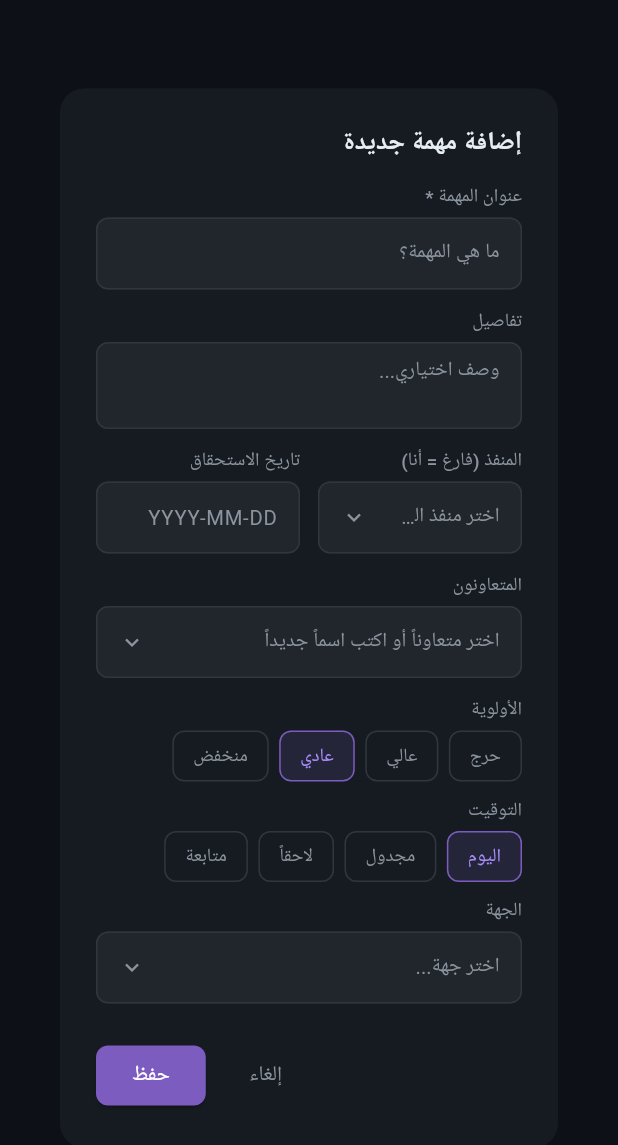
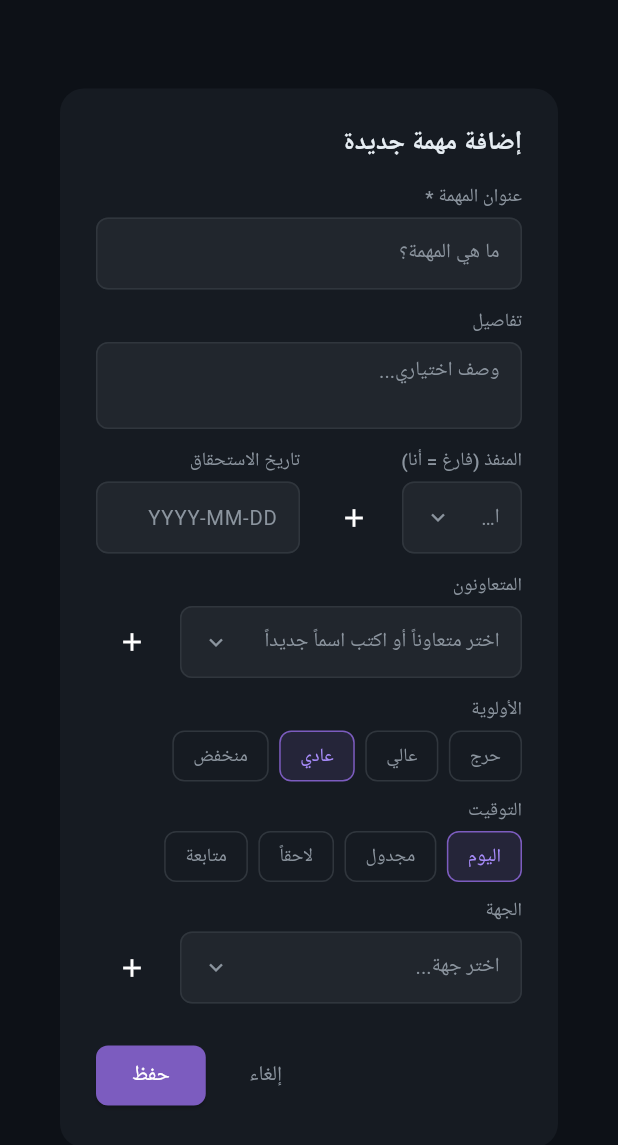
Before and after one commit to m7nmri-byte/M7, a Flutter app: the TaskFormDialog widget shown alone on an empty page, opened directly with empty values, on a phone screen of 412 x 824 dp. Shown: the top 1145 px of the screen. Run offline on Flutter 3.47's test engine with Material 3 defaults, Android fonts, the light colour scheme and no system bars; our stand-ins replace cloud_firestore, firebase_core; accounts and stored records are empty; Roboto replaces fonts that are missing (Arial); statements that could not run were skipped.

Commit message:
Task form: inline add person/source; render person avatar

```diff
--- a/lib/main.dart
+++ b/lib/main.dart
@@ -1401,14 +1401,25 @@ class _TaskFormDialogState extends State<TaskFormDialog> {
             Row(children: [
               Expanded(child: Column(crossAxisAlignment: CrossAxisAlignment.start, children: [
                 _fLabel('المنفذ (فارغ = أنا)'),
-                _PersonPicker(
+                Row(children: [
+                  Expanded(child: _PersonPicker(
                     people: store.people,
                     selected: _assigned.text,
                     hint: 'اختر منفذ المهمة أو اكتب اسماً جديداً',
                     allowClear: true,
                     onSelected: (name) => setState(() => _assigned.text = name),
                     onSubmitted: (name) => setState(() => _assigned.text = name),
-                ),
+                  )),
+                  const SizedBox(width: 8),
+                  IconButton(
+                    onPressed: () async {
+                      final p = await showDialog<Person?>(context: context, builder: (_) => _PersonFormDialog(person: store.buildNewPerson()));
+                      if (p != null) setState(() => _assigned.text = p.name);
+                    },
+                    icon: const Icon(Icons.add, size: 20, color: Colors.white),
+                    tooltip: 'أضف شخص جديد',
+                  ),
+                ]),
               ])),
               const SizedBox(width: 12),
               Expanded(child: Column(crossAxisAlignment: CrossAxisAlignment.start, children: [
@@ -1421,7 +1432,8 @@ class _TaskFormDialogState extends State<TaskFormDialog> {
             _fLabel('المتعاونون'),
             Row(children: [
               Expanded(
-                child: _PersonPicker(
+                child: Row(children: [
+                  Expanded(child: _PersonPicker(
                     people: store.people,
                     selected: _collabSelected,
                     hint: 'اختر متعاوناً أو اكتب اسماً جديداً',
@@ -1444,7 +1456,17 @@ class _TaskFormDialogState extends State<TaskFormDialog> {
                         });
                       }
                     },
-                ),
+                  )),
+                  const SizedBox(width: 8),
+                  IconButton(
+                    onPressed: () async {
+                      final p = await showDialog<Person?>(context: context, builder: (_) => _PersonFormDialog(person: store.buildNewPerson()));
+                      if (p != null && !_collabs.contains(p.name)) setState(() => _collabs.add(p.name));
+                    },
+                    icon: const Icon(Icons.add, size: 20, color: Colors.white),
+                    tooltip: 'أضف شخص جديد',
+                  ),
+                ]),
               ),
             ]),
             if (_collabs.isNotEmpty)
@@ -1521,13 +1543,24 @@ class _TaskFormDialogState extends State<TaskFormDialog> {
       }));
 
   Widget _buildSourceDd(AppStore store) {
-    return _SourcePicker(
+    return Row(children: [
+      Expanded(child: _SourcePicker(
         sources: store.sources,
         selected: _sourceId,
         hint: 'اختر جهة...',
         sourceLabel: (s) => store.sourcePath(s.id),
         onSelected: (id) => setState(() => _sourceId = id),
-    );
+      )),
+      const SizedBox(width: 8),
+      IconButton(
+        onPressed: () async {
+          final s = await showDialog<Source?>(context: context, builder: (_) => SourceFormDialog(source: store.buildNewSource()));
+          if (s != null) setState(() => _sourceId = s.id);
+        },
+        icon: const Icon(Icons.add, size: 20, color: Colors.white),
+        tooltip: 'أضف جهة جديدة',
+      ),
+    ]);
   }
 }
 
@@ -1612,7 +1645,7 @@ class _SourceFormDialogState extends State<SourceFormDialog> {
               final s = Source(id: widget.source.id, name: name, color: _color, parentId: _parentId);
               if (_isNew) store.addSource(s);
               else store.updateSource(s);
-              Navigator.pop(context);
+              Navigator.pop(context, s);
             },
             style: ElevatedButton.styleFrom(backgroundColor: _accent, foregroundColor: Colors.white, shape: RoundedRectangleBorder(borderRadius: BorderRadius.circular(8))),
             child: const Text('حفظ'),
@@ -1742,7 +1775,18 @@ class _PersonNavTile extends StatelessWidget {
             borderRadius: BorderRadius.circular(8),
           ),
           child: Row(children: [
-            Icon(Icons.person_outline, size: 14, color: active ? _followup : _muted),
+            Container(
+              width: 28,
+              height: 28,
+              decoration: BoxDecoration(color: hexColor(person.color), shape: BoxShape.circle),
+              alignment: Alignment.center,
+              child: person.icon.isNotEmpty
+                  ? Text(person.icon, style: const TextStyle(fontSize: 14))
+                  : Text(
+                      person.name.isNotEmpty ? person.name.trim().split(' ').map((s) => s.isNotEmpty ? s[0] : '').take(2).join() : '',
+                      style: const TextStyle(fontSize: 12, fontWeight: FontWeight.w700, color: Colors.white),
+                    ),
+            ),
             const SizedBox(width: 7),
             Expanded(child: Text(person.name, style: TextStyle(fontSize: 12.5, color: active ? _followup : _muted, fontWeight: active ? FontWeight.w500 : FontWeight.normal), overflow: TextOverflow.ellipsis)),
             GestureDetector(
@@ -1763,7 +1807,9 @@ class _PersonFormDialog extends StatefulWidget {
 
 class _PersonFormDialogState extends State<_PersonFormDialog> {
   late TextEditingController _name, _role;
+  late TextEditingController _icon;
   bool _isNew = false;
+  String _color = '#bc8cff';
 
   @override
   void initState() {
@@ -1771,10 +1817,12 @@ class _PersonFormDialogState extends State<_PersonFormDialog> {
     _isNew = widget.person.name.isEmpty;
     _name = TextEditingController(text: widget.person.name);
     _role = TextEditingController(text: widget.person.role);
-  }
-
-  @override
-  void dispose() { _name.dispose(); _role.dispose(); super.dispose(); }
+    _icon = TextEditingController(text: widget.person.icon);
+    _color = widget.person.color.isNotEmpty ? widget.person.color : '#bc8cff';
+  }
+
+  @override
+  void dispose() { _name.dispose(); _role.dispose(); _icon.dispose(); super.dispose(); }
 
   InputDecoration _dec(String hint) => InputDecoration(
     hintText: hint, hintStyle: const TextStyle(color: _muted),
@@ -1802,13 +1850,29 @@ class _PersonFormDialogState extends State<_PersonFormDialog> {
           const Text('الدور / الوصف', style: TextStyle(fontSize: 12.5, color: _muted, fontWeight: FontWeight.w500)),
           const SizedBox(height: 5),
           TextField(controller: _role, textDirection: TextDirection.rtl, style: const TextStyle(fontSize: 13.5, color: _text), decoration: _dec('مثال: مدير المشروع')),
+          const SizedBox(height: 12),
+          const Text('أيقونة (إيموجي أو حرفين)', style: TextStyle(fontSize: 12.5, color: _muted, fontWeight: FontWeight.w500)),
+          const SizedBox(height: 5),
+          TextField(controller: _icon, textDirection: TextDirection.rtl, style: const TextStyle(fontSize: 16, color: _text), decoration: _dec('مثال: 👩‍💻 أو أ م')),
+          const SizedBox(height: 12),
+          const Text('لون الاختصار', style: TextStyle(fontSize: 12.5, color: _muted, fontWeight: FontWeight.w500)),
+          const SizedBox(height: 8),
+          Wrap(
+            spacing: 8,
+            children: _srcColors.map((c) => GestureDetector(
+              onTap: () => setState(() => _color = c),
+              child: Container(
+                width: 28, height: 28, decoration: BoxDecoration(color: hexColor(c), shape: BoxShape.circle, border: Border.all(color: _color == c ? _accent : Colors.transparent, width: 2)),
+              ),
+            )).toList(),
+          ),
         ])),
         actions: [
           if (!_isNew)
             TextButton(
               onPressed: () async {
                 final ok = await showDialog<bool>(context: context, builder: (_) => _ConfirmDlg(title: 'حذف', msg: 'حذف "${widget.person.name}"؟'));
-                if (ok == true && context.mounted) { store.deletePerson(widget.person.id); Navigator.pop(context); }
+                if (ok == true && context.mounted) { await store.deletePerson(widget.person.id); Navigator.pop(context); }
               },
               child: const Text('حذف', style: TextStyle(color: _critical)),
             ),
@@ -1817,10 +1881,10 @@ class _PersonFormDialogState extends State<_PersonFormDialog> {
             onPressed: () {
               final name = _name.text.trim();
               if (name.isEmpty) return;
-              final p = Person(id: widget.person.id, name: name, role: _role.text.trim());
-              if (_isNew) store.addPerson(p);
-              else store.updatePerson(p);
-              Navigator.pop(context);
+              final p = Person(id: widget.person.id, name: name, role: _role.text.trim(), icon: _icon.text.trim(), color: _color);
+              if (_isNew) await store.addPerson(p);
+              else await store.updatePerson(p);
+              Navigator.pop(context, p);
             },
             style: ElevatedButton.styleFrom(backgroundColor: _accent, foregroundColor: Colors.white, shape: RoundedRectangleBorder(borderRadius: BorderRadius.circular(8))),
             child: const Text('حفظ'),
@@ -1915,9 +1979,19 @@ class _PersonPickerState extends State<_PersonPicker> {
             onTap: () { _ctrl.text = p.name; widget.onSelected(p.name); setState(() => _open = false); _focus.unfocus(); },
             child: Padding(
               padding: const EdgeInsets.symmetric(horizontal: 12, vertical: 9),
-              child: Column(crossAxisAlignment: CrossAxisAlignment.start, children: [
+              child: Row(children: [
+                Container(
+                  width: 36,
+                  height: 36,
+                  decoration: BoxDecoration(color: hexColor(p.color), shape: BoxShape.circle),
+                  alignment: Alignment.center,
+                  child: p.icon.isNotEmpty ? Text(p.icon, style: const TextStyle(fontSize: 16)) : Text(p.name.trim().isNotEmpty ? p.name.trim().split(' ').map((s) => s.isNotEmpty ? s[0] : '').take(2).join() : '', style: const TextStyle(fontSize: 12, fontWeight: FontWeight.w700, color: Colors.white)),
+                ),
+                const SizedBox(width: 10),
+                Expanded(child: Column(crossAxisAlignment: CrossAxisAlignment.start, children: [
                   Text(p.name, style: const TextStyle(fontSize: 13, color: _text)),
                   if (p.role.isNotEmpty) Text(p.role, style: const TextStyle(fontSize: 11, color: _muted)),
+                ])),
               ]),
             ),
           )).toList()),
--- a/lib/models.dart
+++ b/lib/models.dart
@@ -4,13 +4,21 @@ class Person {
   final String id;
   String name;
   String role;
+  String icon; // emoji or initials
+  String color; // hex color
 
-  Person({required this.id, required this.name, this.role = ''});
+  Person({required this.id, required this.name, this.role = '', this.icon = '', this.color = '#bc8cff'});
 
-  Map<String, dynamic> toJson() => {'id': id, 'name': name, 'role': role};
+  Map<String, dynamic> toJson() => {'id': id, 'name': name, 'role': role, 'icon': icon, 'color': color};
 
   factory Person.fromJson(Map<String, dynamic> j) =>
-      Person(id: j['id'] ?? '', name: j['name'] ?? '', role: j['role'] ?? '');
+      Person(
+        id: j['id'] ?? '',
+        name: j['name'] ?? '',
+        role: j['role'] ?? '',
+        icon: j['icon'] ?? '',
+        color: j['color'] ?? '#bc8cff',
+      );
 }
 
 class Task {
--- a/lib/store.dart
+++ b/lib/store.dart
@@ -202,7 +202,7 @@ class AppStore extends ChangeNotifier {
     final uniqueNames = names.map((n) => n.trim()).where((n) => n.isNotEmpty).toSet();
     for (final name in uniqueNames) {
       if (personByName(name) == null) {
-        final p = Person(id: _uid(), name: name);
+        final p = Person(id: _uid(), name: name, icon: '', color: '#bc8cff');
         await _db.collection('people').doc(p.id).set(p.toJson()..remove('id'));
         people.add(p);
       }
@@ -217,7 +217,7 @@ class AppStore extends ChangeNotifier {
     notifyListeners();
   }
 
-  Person buildNewPerson() => Person(id: _uid(), name: '');
+  Person buildNewPerson() => Person(id: _uid(), name: '', icon: '', color: '#bc8cff');
 
   List<String> allPeopleNames() {
     final fromPeople = people.map((p) => p.name).toSet();
```
Lines whose indentation alone changed are shown as unchanged.
